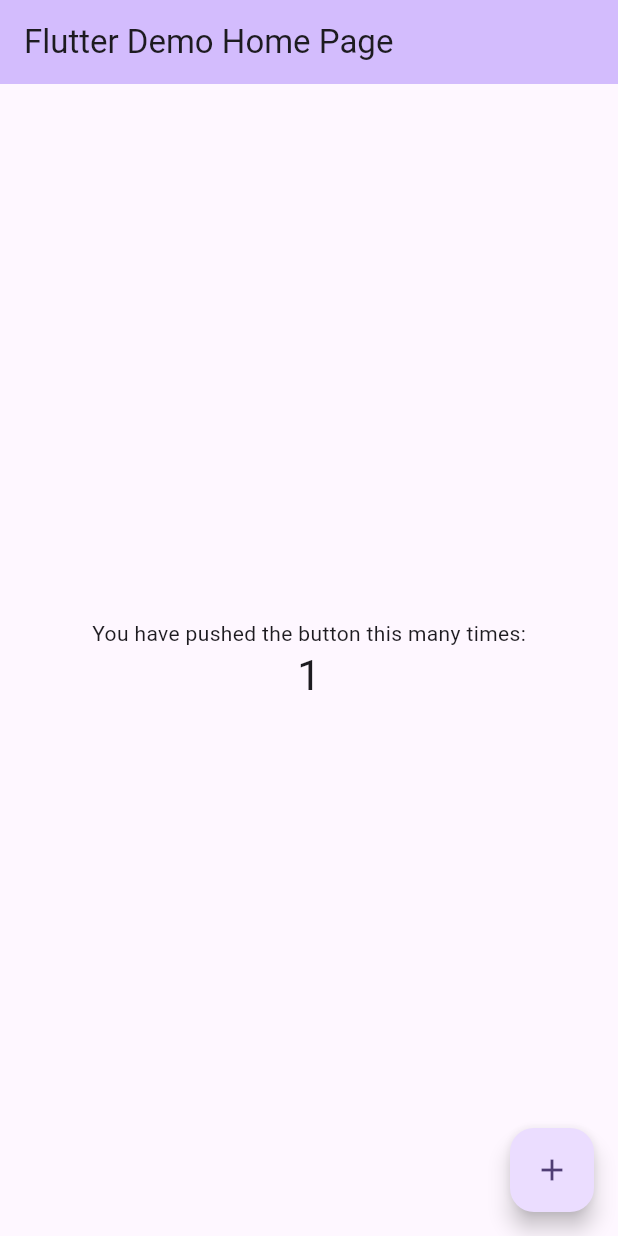
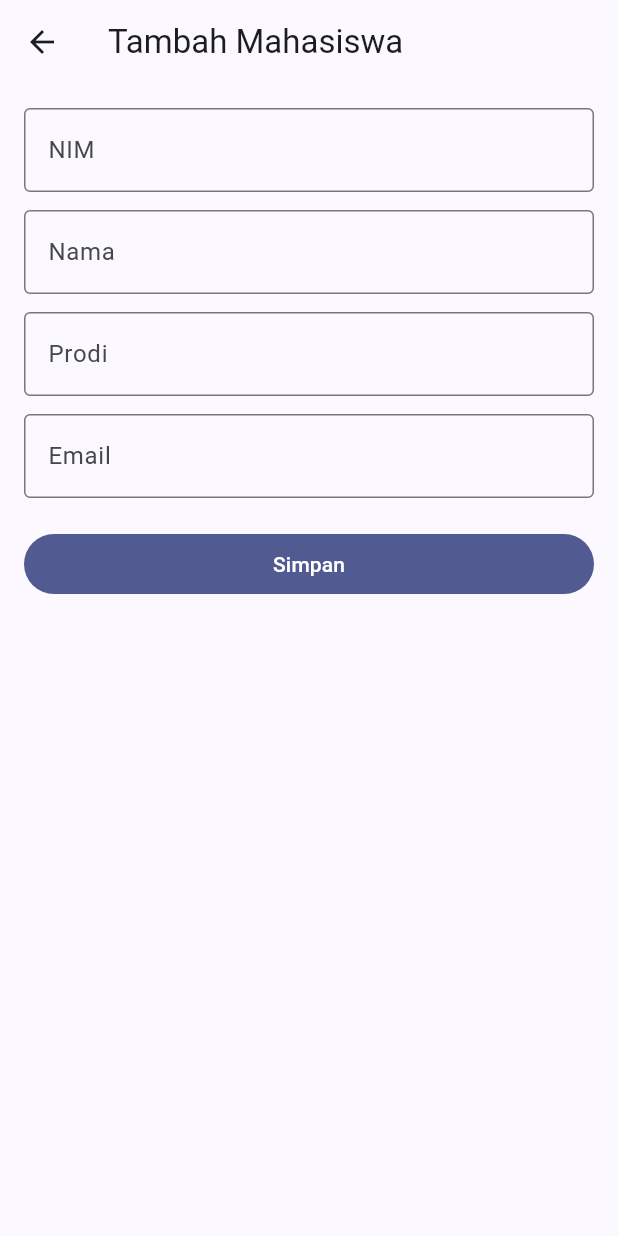
Before and after one commit to novalrnv/244107020210-mobile-course, a Flutter app: the screen it shows after launch, after a tap on the "add" icon, on a phone screen of 412 x 824 dp. Run offline on Flutter 3.47's test engine with Material 3 defaults, Android fonts, the phone set to English and light mode, and no system bars; our stand-ins replace camera, dio, flutter_riverpod, geolocator, go_router, just_audio and 2 more; accounts and stored records are empty; network calls fail.

Commit message:
feat: add CRUD mahasiswa features with API service and UI pages

```diff
--- a/06-week-6/app_mahasiswa/lib/main.dart
+++ b/06-week-6/app_mahasiswa/lib/main.dart
@@ -1,122 +1,21 @@
 import 'package:flutter/material.dart';
+import 'pages/mahasiswa_list_page.dart';
 
-void main() {
-  runApp(const MyApp());
-}
+void main() => runApp(const MyApp());
 
 class MyApp extends StatelessWidget {
   const MyApp({super.key});
 
-  // This widget is the root of your application.
   @override
   Widget build(BuildContext context) {
     return MaterialApp(
-      title: 'Flutter Demo',
+      title: 'Praktikum REST API',
+      debugShowCheckedModeBanner: false,
       theme: ThemeData(
-        // This is the theme of your application.
-        //
-        // TRY THIS: Try running your application with "flutter run". You'll see
-        // the application has a purple toolbar. Then, without quitting the app,
-        // try changing the seedColor in the colorScheme below to Colors.green
-        // and then invoke "hot reload" (save your changes or press the "hot
-        // reload" button in a Flutter-supported IDE, or press "r" if you used
-        // the command line to start the app).
-        //
-        // Notice that the counter didn't reset back to zero; the application
-        // state is not lost during the reload. To reset the state, use hot
-        // restart instead.
-        //
-        // This works for code too, not just values: Most code changes can be
-        // tested with just a hot reload.
-        colorScheme: .fromSeed(seedColor: Colors.deepPurple),
+        colorSchemeSeed: Colors.indigo,
+        useMaterial3: true,
       ),
-      home: const MyHomePage(title: 'Flutter Demo Home Page'),
+      home: const MahasiswaListPage(),
     );
   }
 }
-
-class MyHomePage extends StatefulWidget {
-  const MyHomePage({super.key, required this.title});
-
-  // This widget is the home page of your application. It is stateful, meaning
-  // that it has a State object (defined below) that contains fields that affect
-  // how it looks.
-
-  // This class is the configuration for the state. It holds the values (in this
-  // case the title) provided by the parent (in this case the App widget) and
-  // used by the build method of the State. Fields in a Widget subclass are
-  // always marked "final".
-
-  final String title;
-
-  @override
-  State<MyHomePage> createState() => _MyHomePageState();
-}
-
-class _MyHomePageState extends State<MyHomePage> {
-  int _counter = 0;
-
-  void _incrementCounter() {
-    setState(() {
-      // This call to setState tells the Flutter framework that something has
-      // changed in this State, which causes it to rerun the build method below
-      // so that the display can reflect the updated values. If we changed
-      // _counter without calling setState(), then the build method would not be
-      // called again, and so nothing would appear to happen.
-      _counter++;
-    });
-  }
-
-  @override
-  Widget build(BuildContext context) {
-    // This method is rerun every time setState is called, for instance as done
-    // by the _incrementCounter method above.
-    //
-    // The Flutter framework has been optimized to make rerunning build methods
-    // fast, so that you can just rebuild anything that needs updating rather
-    // than having to individually change instances of widgets.
-    return Scaffold(
-      appBar: AppBar(
-        // TRY THIS: Try changing the color here to a specific color (to
-        // Colors.amber, perhaps?) and trigger a hot reload to see the AppBar
-        // change color while the other colors stay the same.
-        backgroundColor: Theme.of(context).colorScheme.inversePrimary,
-        // Here we take the value from the MyHomePage object that was created by
-        // the App.build method, and use it to set our appbar title.
-        title: Text(widget.title),
-      ),
-      body: Center(
-        // Center is a layout widget. It takes a single child and positions it
-        // in the middle of the parent.
-        child: Column(
-          // Column is also a layout widget. It takes a list of children and
-          // arranges them vertically. By default, it sizes itself to fit its
-          // children horizontally, and tries to be as tall as its parent.
-          //
-          // Column has various properties to control how it sizes itself and
-          // how it positions its children. Here we use mainAxisAlignment to
-          // center the children vertically; the main axis here is the vertical
-          // axis because Columns are vertical (the cross axis would be
-          // horizontal).
-          //
-          // TRY THIS: Invoke "debug painting" (choose the "Toggle Debug Paint"
-          // action in the IDE, or press "p" in the console), to see the
-          // wireframe for each widget.
-          mainAxisAlignment: .center,
-          children: [
-            const Text('You have pushed the button this many times:'),
-            Text(
-              '$_counter',
-              style: Theme.of(context).textTheme.headlineMedium,
-            ),
-          ],
-        ),
-      ),
-      floatingActionButton: FloatingActionButton(
-        onPressed: _incrementCounter,
-        tooltip: 'Increment',
-        child: const Icon(Icons.add),
-      ),
-    );
-  }
-}
--- a/06-week-6/app_mahasiswa/lib/models/mahasiswa.dart
+++ b/06-week-6/app_mahasiswa/lib/models/mahasiswa.dart
@@ -0,0 +1,34 @@
+class Mahasiswa {
+  final int? id; // null jika data baru
+  final String nim;
+  final String nama;
+  final String prodi;
+  final String email;
+
+  Mahasiswa({
+    this.id,
+    required this.nim,
+    required this.nama,
+    required this.prodi,
+    required this.email,
+  });
+
+  // JSON dari server -> objek Dart
+  factory Mahasiswa.fromJson(Map<String, dynamic> json) {
+    return Mahasiswa(
+      id: json['id'],
+      nim: json['nim'],
+      nama: json['nama'],
+      prodi: json['prodi'],
+      email: json['email'],
+    );
+  }
+
+  // Objek Dart -> JSON untuk dikirim ke server
+  Map<String, dynamic> toJson() => {
+        'nim': nim,
+        'nama': nama,
+        'prodi': prodi,
+        'email': email,
+      };
+}
--- a/06-week-6/app_mahasiswa/lib/pages/form_page.dart
+++ b/06-week-6/app_mahasiswa/lib/pages/form_page.dart
@@ -0,0 +1,118 @@
+import 'package:flutter/material.dart';
+import '../models/mahasiswa.dart';
+import '../services/api_service.dart';
+
+class FormPage extends StatefulWidget {
+  // null = mode tambah, terisi = mode edit
+  final Mahasiswa? mahasiswa;
+  const FormPage({super.key, this.mahasiswa});
+
+  @override
+  State<FormPage> createState() => _FormPageState();
+}
+
+class _FormPageState extends State<FormPage> {
+  final _formKey = GlobalKey<FormState>();
+  final api = ApiService();
+  late final TextEditingController nimC, namaC,
+      prodiC, emailC;
+  bool _loading = false;
+
+  bool get isEdit => widget.mahasiswa != null;
+
+  @override
+  void initState() {
+    super.initState();
+    // isi awal form (kosong jika mode tambah)
+    final m = widget.mahasiswa;
+    nimC = TextEditingController(text: m?.nim);
+    namaC = TextEditingController(text: m?.nama);
+    prodiC = TextEditingController(text: m?.prodi);
+    emailC = TextEditingController(text: m?.email);
+  }
+
+  @override
+  void dispose() {
+    nimC.dispose();
+    namaC.dispose();
+    prodiC.dispose();
+    emailC.dispose();
+    super.dispose();
+  }
+
+  Future<void> _simpan() async {
+    if (!_formKey.currentState!.validate()) return;
+    setState(() => _loading = true);
+
+    final data = Mahasiswa(
+      nim: nimC.text.trim(),
+      nama: namaC.text.trim(),
+      prodi: prodiC.text.trim(),
+      email: emailC.text.trim(),
+    );
+
+    try {
+      if (isEdit) {
+        await api.update(widget.mahasiswa!.id!, data);
+      } else {
+        await api.create(data);
+      }
+      if (!mounted) return;
+      // kirim "true" ke halaman list
+      Navigator.pop(context, true);
+    } catch (e) {
+      if (!mounted) return;
+      ScaffoldMessenger.of(context)
+          .showSnackBar(SnackBar(content: Text('$e')));
+    } finally {
+      if (mounted) setState(() => _loading = false);
+    }
+  }
+
+  Widget _field(TextEditingController c, String label) {
+    return Padding(
+      padding: const EdgeInsets.only(bottom: 12),
+      child: TextFormField(
+        controller: c,
+        decoration: InputDecoration(
+          labelText: label,
+          border: const OutlineInputBorder(),
+        ),
+        validator: (v) => (v == null || v.trim().isEmpty)
+            ? '$label wajib diisi'
+            : null,
+      ),
+    );
+  }
+
+  @override
+  Widget build(BuildContext context) {
+    return Scaffold(
+      appBar: AppBar(
+        title: Text(isEdit ? 'Edit Mahasiswa' : 'Tambah Mahasiswa'),
+      ),
+      body: Form(
+        key: _formKey,
+        child: ListView(
+          padding: const EdgeInsets.all(16),
+          children: [
+            _field(nimC, 'NIM'),
+            _field(namaC, 'Nama'),
+            _field(prodiC, 'Prodi'),
+            _field(emailC, 'Email'),
+            const SizedBox(height: 8),
+            FilledButton(
+              onPressed: _loading ? null : _simpan,
+              child: _loading
+                  ? const SizedBox(
+                      width: 20, height: 20,
+                      child: CircularProgressIndicator(strokeWidth: 2),
+                    )
+                  : const Text('Simpan'),
+            ),
+          ],
+        ),
+      ),
+    );
+  }
+}
--- a/06-week-6/app_mahasiswa/lib/pages/mahasiswa_list_page.dart
+++ b/06-week-6/app_mahasiswa/lib/pages/mahasiswa_list_page.dart
@@ -0,0 +1,125 @@
+import 'package:flutter/material.dart';
+import '../models/mahasiswa.dart';
+import '../services/api_service.dart';
+import 'form_page.dart';
+
+class MahasiswaListPage extends StatefulWidget {
+  const MahasiswaListPage({super.key});
+
+  @override
+  State<MahasiswaListPage> createState() =>
+      _MahasiswaListPageState();
+}
+
+class _MahasiswaListPageState
+    extends State<MahasiswaListPage> {
+  final api = ApiService();
+  late Future<List<Mahasiswa>> _future;
+
+  @override
+  void initState() {
+    super.initState();
+    // panggil API saat halaman dibuka
+    _future = api.getAll();
+  }
+
+  Future<void> _refresh() async {
+    setState(() {
+      _future = api.getAll(); // minta data terbaru
+    });
+    await _future;
+  }
+
+  // m == null -> tambah, m != null -> edit
+  Future<void> _bukaForm([Mahasiswa? m]) async {
+    final berhasil = await Navigator.push(
+      context,
+      MaterialPageRoute(
+        builder: (_) => FormPage(mahasiswa: m),
+      ),
+    );
+    if (berhasil == true) _refresh();
+  }
+
+  Future<void> _hapus(Mahasiswa m) async {
+    final ok = await showDialog<bool>(
+      context: context,
+      builder: (ctx) => AlertDialog(
+        title: const Text('Hapus data?'),
+        content: Text('Yakin menghapus ${m.nama}?'),
+        actions: [
+          TextButton(
+            onPressed: () => Navigator.pop(ctx, false),
+            child: const Text('Batal'),
+          ),
+          TextButton(
+            onPressed: () => Navigator.pop(ctx, true),
+            child: const Text('Hapus'),
+          ),
+        ],
+      ),
+    );
+    if (ok != true) return;
+    try {
+      await api.delete(m.id!);
+      _tampilPesan('Data berhasil dihapus');
+      _refresh();
+    } catch (e) {
+      _tampilPesan('$e');
+    }
+  }
+
+  void _tampilPesan(String pesan) {
+    if (!mounted) return;
+    ScaffoldMessenger.of(context)
+        .showSnackBar(SnackBar(content: Text(pesan)));
+  }
+
+  Widget _buildItem(Mahasiswa m) {
+    return ListTile(
+      leading: CircleAvatar(
+        child: Text(m.nama[0].toUpperCase()),
+      ),
+      title: Text(m.nama),
+      subtitle: Text('${m.nim} • ${m.prodi}'),
+      onTap: () => _bukaForm(m),
+      trailing: IconButton(
+        icon: const Icon(Icons.delete, color: Colors.red),
+        onPressed: () => _hapus(m),
+      ),
+    );
+  }
+
+  @override
+  Widget build(BuildContext context) {
+    return Scaffold(
+      appBar: AppBar(title: const Text('Data Mahasiswa')),
+      floatingActionButton: FloatingActionButton(
+        onPressed: () => _bukaForm(),
+        child: const Icon(Icons.add),
+      ),
+      body: FutureBuilder<List<Mahasiswa>>(
+        future: _future,
+        builder: (context, snapshot) {
+          if (snapshot.connectionState == ConnectionState.waiting) {
+            return const Center(child: CircularProgressIndicator());
+          }
+          if (snapshot.hasError) {
+            return Center(child: Text('Error: ${snapshot.error}'));
+          }
+          final list = snapshot.data ?? [];
+          if (list.isEmpty) {
+            return const Center(child: Text('Belum ada data'));
+          }
+          return RefreshIndicator(
+            onRefresh: _refresh,
+            child: ListView.builder(
+              itemCount: list.length,
+              itemBuilder: (context, i) => _buildItem(list[i]),
+            ),
+          );
+        },
+      ),
+    );
+  }
+}
--- a/06-week-6/app_mahasiswa/lib/services/api_service.dart
+++ b/06-week-6/app_mahasiswa/lib/services/api_service.dart
@@ -0,0 +1,74 @@
+import 'dart:convert';
+
+import 'package:http/http.dart' as http;
+
+import '../models/mahasiswa.dart';
+
+class ApiService {
+  // Emulator Android: 10.0.2.2 = localhost komputer
+  static const String baseUrl = 'http://10.0.2.2:8000/api/mahasiswa';
+
+  static const Map<String, String> headers = {
+    'Content-Type': 'application/json',
+    'Accept': 'application/json',
+  };
+
+  // READ - ambil semua data
+  Future<List<Mahasiswa>> getAll() async {
+    final res = await http.get(Uri.parse(baseUrl), headers: headers);
+
+    if (res.statusCode == 200) {
+      final body = jsonDecode(res.body); // String -> Map
+      final List data = body['data']; // ambil array "data"
+      return data.map((e) => Mahasiswa.fromJson(e)).toList();
+    }
+    throw Exception('Gagal memuat data (${res.statusCode})');
+  }
+
+  // CREATE - tambah data
+  Future<Mahasiswa> create(Mahasiswa m) async {
+    final res = await http.post(
+      Uri.parse(baseUrl),
+      headers: headers,
+      body: jsonEncode(m.toJson()),
+    );
+    if (res.statusCode == 201) {
+      return Mahasiswa.fromJson(jsonDecode(res.body)['data']);
+    }
+    throw Exception(_pesanError(res));
+  }
+
+  // UPDATE - ubah data berdasarkan id
+  Future<Mahasiswa> update(int id, Mahasiswa m) async {
+    final res = await http.put(
+      Uri.parse('$baseUrl/$id'),
+      headers: headers,
+      body: jsonEncode(m.toJson()),
+    );
+    if (res.statusCode == 200) {
+      return Mahasiswa.fromJson(jsonDecode(res.body)['data']);
+    }
+    throw Exception(_pesanError(res));
+  }
+
+  // DELETE - hapus data berdasarkan id
+  Future<void> delete(int id) async {
+    final res = await http.delete(
+      Uri.parse('$baseUrl/$id'),
+      headers: headers,
+    );
+    if (res.statusCode != 200) {
+      throw Exception(_pesanError(res));
+    }
+  }
+
+  // Ambil pesan error dari JSON Laravel
+  String _pesanError(http.Response res) {
+    try {
+      final body = jsonDecode(res.body);
+      return body['message'] ?? 'Error ${res.statusCode}';
+    } catch (_) {
+      return 'Error ${res.statusCode}';
+    }
+  }
+}
```
Also changed, not shown: 1 other file.
